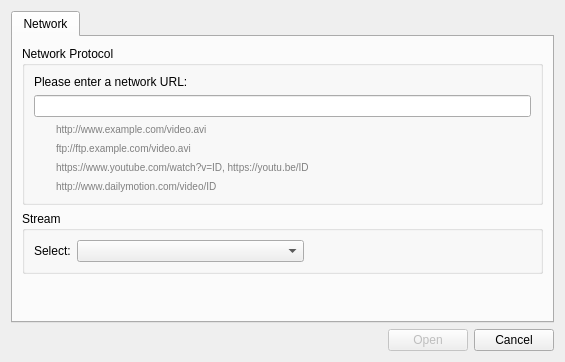
Above: opendialog.ui from labyrinthofdreams/screenpicker before the change. Below: the same form after it.
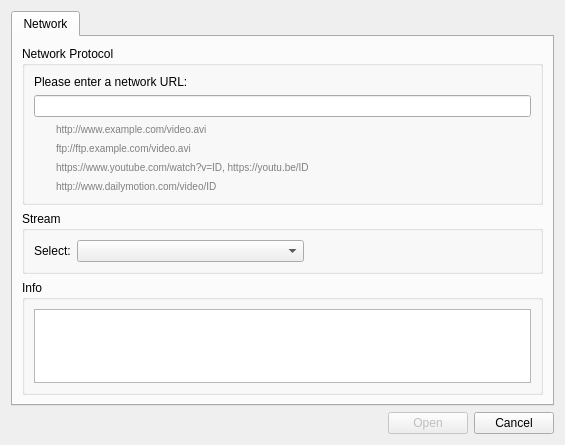
That is the form after the change.

Commit message: Add info box that displays log messages

The edit to the form file:
```diff
--- a/opendialog.ui
+++ b/opendialog.ui
@@ -7,7 +7,7 @@
     <x>0</x>
     <y>0</y>
     <width>565</width>
-    <height>362</height>
+    <height>445</height>
    </rect>
   </property>
   <property name="windowTitle">
@@ -20,7 +20,7 @@
       <attribute name="title">
        <string>Network</string>
       </attribute>
-      <layout class="QVBoxLayout" name="verticalLayout_4">
+      <layout class="QVBoxLayout" name="verticalLayout_6">
        <item>
         <widget class="QGroupBox" name="groupBox">
          <property name="title">
@@ -127,6 +127,22 @@
          </layout>
         </widget>
        </item>
+       <item>
+        <widget class="QGroupBox" name="groupBox_3">
+         <property name="title">
+          <string>Info</string>
+         </property>
+         <layout class="QVBoxLayout" name="verticalLayout_4">
+          <item>
+           <widget class="QPlainTextEdit" name="log">
+            <property name="readOnly">
+             <bool>true</bool>
+            </property>
+           </widget>
+          </item>
+         </layout>
+        </widget>
+       </item>
        <item>
         <spacer name="verticalSpacer">
          <property name="orientation">
```
The commit also changes 1 other file.
